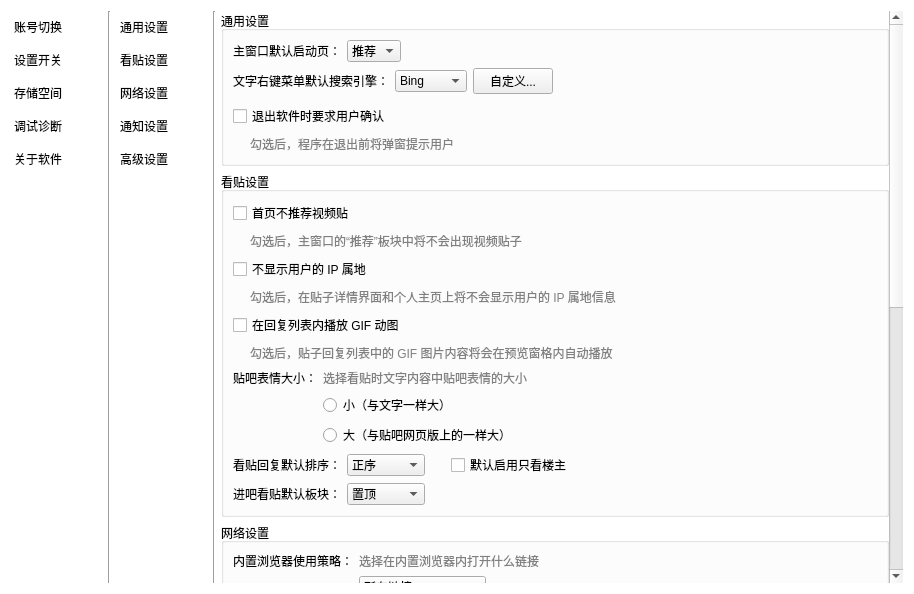
Before: the Qt Designer form src/resf/settings.ui in clb-128258/TiebaDesktop, drawn with Qt 5.
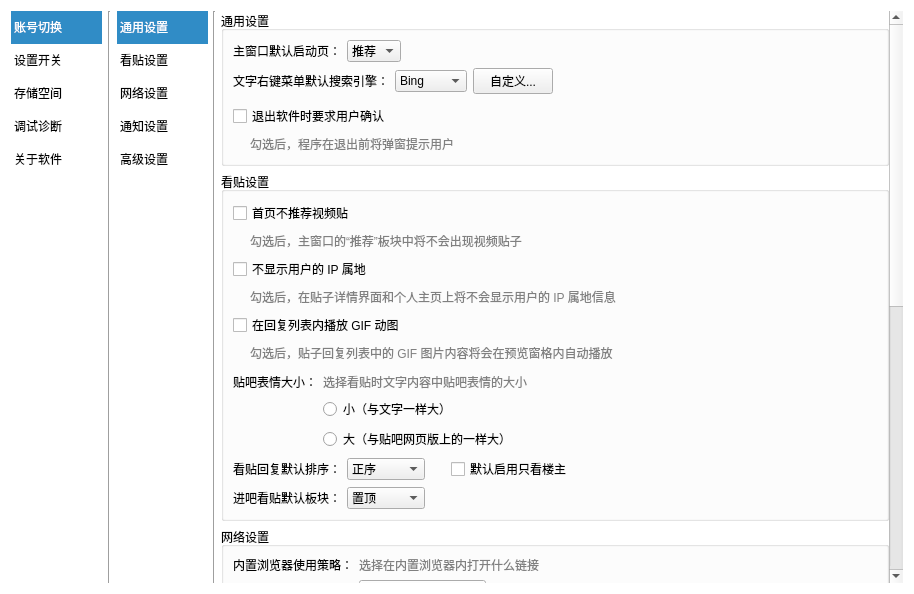
After: the same form once the commit is applied. The open tabs and pages were chosen to show the change.

```diff
--- a/src/resf/settings.ui
+++ b/src/resf/settings.ui
@@ -34,7 +34,7 @@
       <enum>QFrame::NoFrame</enum>
      </property>
      <property name="currentRow">
-      <number>-1</number>
+      <number>0</number>
      </property>
      <item>
       <property name="text">
@@ -180,7 +180,7 @@
           <enum>QFrame::NoFrame</enum>
          </property>
          <property name="currentRow">
-          <number>-1</number>
+          <number>0</number>
          </property>
          <item>
           <property name="text">
@@ -226,7 +226,7 @@
             <x>0</x>
             <y>0</y>
             <width>669</width>
-            <height>1050</height>
+            <height>1053</height>
            </rect>
           </property>
           <property name="styleSheet">
@@ -1209,7 +1209,7 @@
                  <item row="7" column="0">
                   <layout class="QGridLayout" name="gridLayout_20" columnstretch="0,1">
                    <property name="topMargin">
-                    <number>0</number>
+                    <number>4</number>
                    </property>
                    <item row="0" column="1">
                     <widget class="QLabel" name="label_38">
```
Left out of the diff: 6 changed lines with no effect on the pictures.
